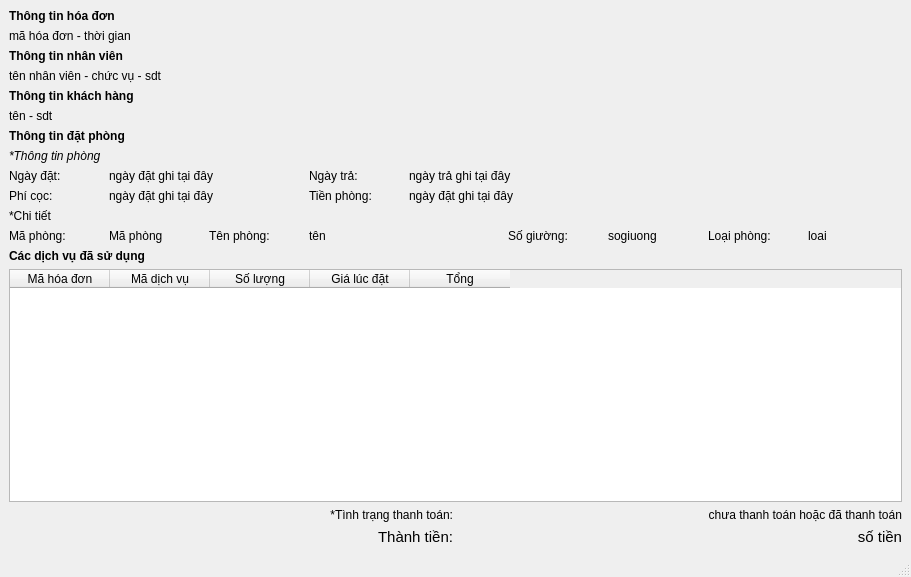
Above: view/hoadon/chitiet_hoadon.ui from loimaxto/DoAnPython before the change. Below: the same form after it.
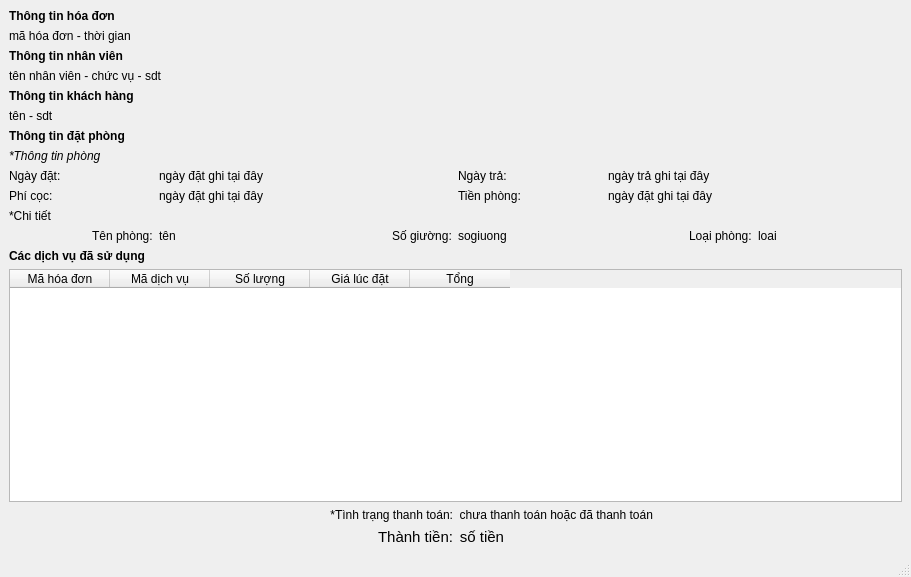
That is the form after the change.

```diff
--- a/view/hoadon/chitiet_hoadon.ui
+++ b/view/hoadon/chitiet_hoadon.ui
@@ -95,6 +95,55 @@
       </item>
       <item>
        <layout class="QGridLayout" name="gridLayout">
+        <item row="3" column="0">
+         <widget class="QLabel" name="label_7">
+          <property name="text">
+           <string>Phí cọc:</string>
+          </property>
+         </widget>
+        </item>
+        <item row="3" column="1" colspan="2">
+         <widget class="QLabel" name="phicoc">
+          <property name="text">
+           <string>ngày đặt ghi tại đây</string>
+          </property>
+         </widget>
+        </item>
+        <item row="4" column="0">
+         <widget class="QLabel" name="label_10">
+          <property name="text">
+           <string>*Chi tiết</string>
+          </property>
+         </widget>
+        </item>
+        <item row="7" column="5">
+         <widget class="QLabel" name="loaiphong">
+          <property name="text">
+           <string>loai</string>
+          </property>
+         </widget>
+        </item>
+        <item row="7" column="3">
+         <widget class="QLabel" name="sogiuong">
+          <property name="text">
+           <string>sogiuong</string>
+          </property>
+         </widget>
+        </item>
+        <item row="7" column="1">
+         <widget class="QLabel" name="tenphong">
+          <property name="text">
+           <string>tên</string>
+          </property>
+         </widget>
+        </item>
+        <item row="7" column="4" alignment="Qt::AlignRight">
+         <widget class="QLabel" name="label_14">
+          <property name="text">
+           <string>Loại phòng:</string>
+          </property>
+         </widget>
+        </item>
         <item row="0" column="0" colspan="2">
          <widget class="QLabel" name="label_2">
           <property name="font">
@@ -134,13 +183,6 @@
           </property>
          </widget>
         </item>
-        <item row="2" column="3">
-         <widget class="QLabel" name="label_8">
-          <property name="text">
-           <string>Ngày trả:</string>
-          </property>
-         </widget>
-        </item>
         <item row="2" column="4" colspan="2">
          <widget class="QLabel" name="ngaytraphong">
           <property name="text">
@@ -148,83 +190,20 @@
           </property>
          </widget>
         </item>
-        <item row="3" column="0">
-         <widget class="QLabel" name="label_7">
+        <item row="2" column="3">
+         <widget class="QLabel" name="label_8">
           <property name="text">
-           <string>Phí cọc:</string>
+           <string>Ngày trả:</string>
           </property>
          </widget>
         </item>
-        <item row="3" column="1" colspan="2">
-         <widget class="QLabel" name="phicoc">
-          <property name="text">
-           <string>ngày đặt ghi tại đây</string>
-          </property>
-         </widget>
-        </item>
-        <item row="4" column="0">
-         <widget class="QLabel" name="label_10">
-          <property name="text">
-           <string>*Chi tiết</string>
-          </property>
-         </widget>
-        </item>
-        <item row="5" column="0">
-         <widget class="QLabel" name="label_11">
-          <property name="text">
-           <string>Mã phòng:</string>
-          </property>
-         </widget>
-        </item>
-        <item row="5" column="1">
-         <widget class="QLabel" name="maphong">
-          <property name="text">
-           <string>Mã phòng</string>
-          </property>
-         </widget>
-        </item>
-        <item row="5" column="2">
+        <item row="7" column="0" alignment="Qt::AlignRight">
          <widget class="QLabel" name="label_12">
           <property name="text">
            <string>Tên phòng:</string>
           </property>
          </widget>
         </item>
-        <item row="5" column="3">
-         <widget class="QLabel" name="tenphong">
-          <property name="text">
-           <string>tên</string>
-          </property>
-         </widget>
-        </item>
-        <item row="5" column="5">
-         <widget class="QLabel" name="label_13">
-          <property name="text">
-           <string>Số giường:</string>
-          </property>
-         </widget>
-        </item>
-        <item row="5" column="6">
-         <widget class="QLabel" name="sogiuong">
-          <property name="text">
-           <string>sogiuong</string>
-          </property>
-         </widget>
-        </item>
-        <item row="5" column="7">
-         <widget class="QLabel" name="label_14">
-          <property name="text">
-           <string>Loại phòng:</string>
-          </property>
-         </widget>
-        </item>
-        <item row="5" column="8">
-         <widget class="QLabel" name="loaiphong">
-          <property name="text">
-           <string>loai</string>
-          </property>
-         </widget>
-        </item>
         <item row="3" column="3">
          <widget class="QLabel" name="label_9">
           <property name="text">
@@ -239,6 +218,13 @@
           </property>
          </widget>
         </item>
+        <item row="7" column="2" alignment="Qt::AlignRight">
+         <widget class="QLabel" name="label_13">
+          <property name="text">
+           <string>Số giường:</string>
+          </property>
+         </widget>
+        </item>
        </layout>
       </item>
       <item>
@@ -299,7 +285,7 @@
           </property>
          </widget>
         </item>
-        <item row="0" column="1">
+        <item row="0" column="1" alignment="Qt::AlignLeft">
          <widget class="QLabel" name="tinhtrangthanhtoan">
           <property name="text">
            <string>chưa thanh toán hoặc đã thanh toán</string>
@@ -324,7 +310,7 @@
           </property>
          </widget>
         </item>
-        <item row="1" column="1">
+        <item row="1" column="1" alignment="Qt::AlignLeft">
          <widget class="QLabel" name="thanhtien">
           <property name="font">
            <font>
```
